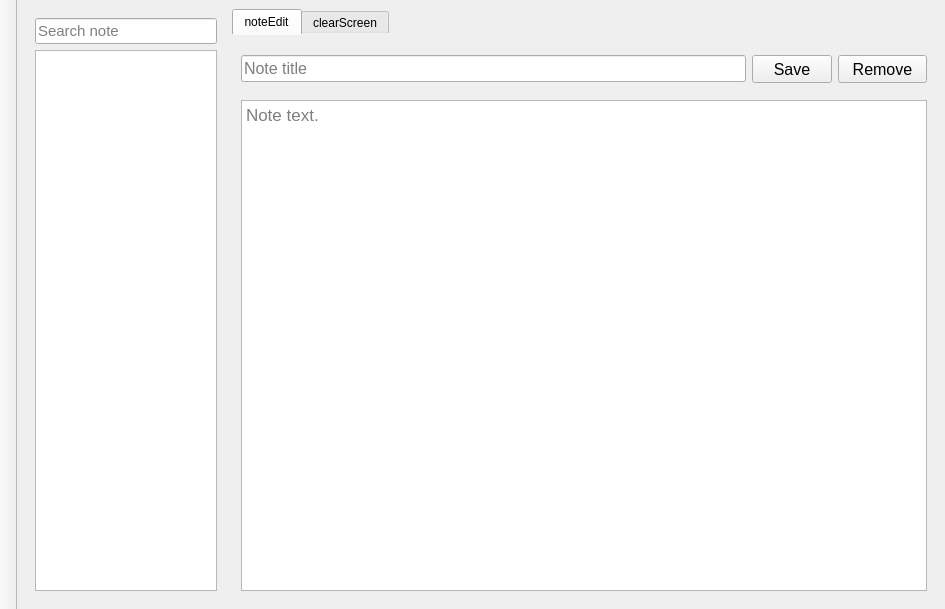
The window that App/mainwindow.ui (Artem535/Simple-Note) describes before a commit, drawn with Qt 5.
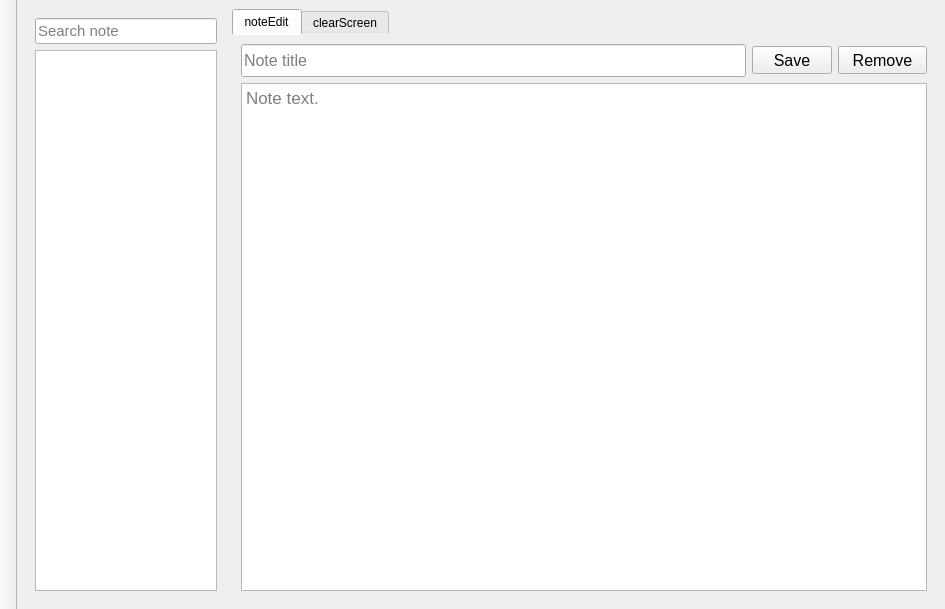
The same window after the commit. The open tabs and pages were chosen to show the change. Icons and pictures are not drawn.

Diff of the .ui file:
```diff
--- a/App/mainwindow.ui
+++ b/App/mainwindow.ui
@@ -51,7 +51,11 @@
     <item>
      <widget class="QTabWidget" name="tabWidget">
       <property name="styleSheet">
-       <string notr="true">QTabWidget::pane { border: 0px;}</string>
+       <string notr="true">QTabWidget::pane { border: 0px;} 
+
+QTabWidget{
+	margin: 0px,1px,1px,1px;
+}</string>
       </property>
       <property name="currentIndex">
        <number>1</number>
@@ -69,7 +73,7 @@
           <property name="minimumSize">
            <size>
             <width>0</width>
-            <height>50</height>
+            <height>33</height>
            </size>
           </property>
           <property name="maximumSize">
@@ -82,11 +86,23 @@
            <property name="leftMargin">
             <number>0</number>
            </property>
+           <property name="topMargin">
+            <number>0</number>
+           </property>
            <property name="rightMargin">
             <number>0</number>
            </property>
+           <property name="bottomMargin">
+            <number>0</number>
+           </property>
            <item>
             <widget class="QLineEdit" name="titleNote">
+             <property name="minimumSize">
+              <size>
+               <width>0</width>
+               <height>33</height>
+              </size>
+             </property>
              <property name="font">
               <font>
                <pointsize>12</pointsize>
```
Left out of the diff: 2 changed lines with no effect on the pictures.
